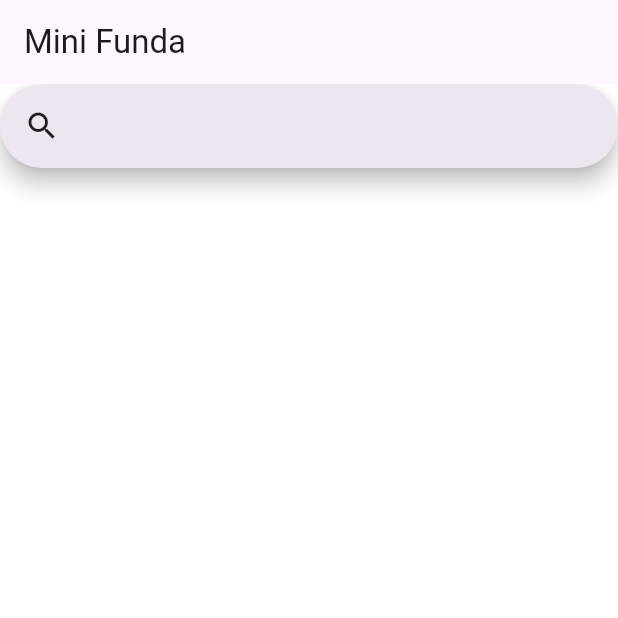
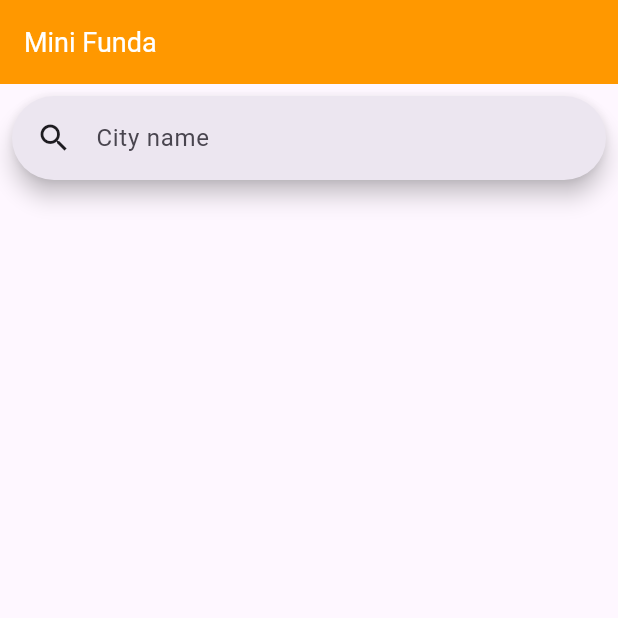
Before and after one commit to AtaMahmoud/mini_funda, a Flutter app: the screen it shows after launch, on a phone screen of 412 x 824 dp, the top half of it. Run offline on Flutter 3.47's test engine with Material 3 defaults, Android fonts, the phone set to English and light mode, and no system bars; our stand-ins replace bloc, equatable, flutter_bloc.

Commit message:
fix app bar styling

```diff
--- a/lib/views/app.dart
+++ b/lib/views/app.dart
@@ -19,8 +19,19 @@ class App extends StatelessWidget {
       child: MaterialApp(
         color: Colors.orange,
         home: const HouseOverview(),
-        theme: ThemeData(
-          primarySwatch: Colors.orange,
+        theme: Theme.of(context).copyWith(
+          primaryColor: Colors.orange,
+          appBarTheme: AppBarTheme.of(context).copyWith(
+            color: Colors.orange,
+            titleTextStyle: AppBarTheme.of(context).titleTextStyle?.copyWith(
+                      color: Colors.white,
+                    ) ??
+                const TextStyle(
+                  fontSize: 18,
+                  color: Colors.white,
+                  overflow: TextOverflow.fade,
+                ),
+          ),
         ),
       ),
     );
--- a/lib/views/house_overview/house_overview.dart
+++ b/lib/views/house_overview/house_overview.dart
@@ -53,7 +53,6 @@ class _HouseOverviewScreenState extends State<HouseOverviewScreen> {
   @override
   Widget build(BuildContext context) {
     return Scaffold(
-      backgroundColor: Colors.white,
       appBar: AppBar(
         title: const Text("Mini Funda"),
       ),
@@ -61,7 +60,10 @@ class _HouseOverviewScreenState extends State<HouseOverviewScreen> {
         builder: (BuildContext context, HouseOverviewState state) {
           return Column(
             children: [
-              SearchAnchor.bar(
+              Padding(
+                padding: const EdgeInsets.all(8.0),
+                child: SearchAnchor.bar(
+                  barHintText: "City name",
                   suggestionsBuilder: (context, controller) {
                     return state.cities
                         .where((city) => city.name
@@ -82,6 +84,7 @@ class _HouseOverviewScreenState extends State<HouseOverviewScreen> {
                         )
                         .toList();
                   },
+                ),
               ),
               HorizontalSpacer.l(),
               switch (state.status) {
--- a/lib/views/house_overview/widget/house_info_entry.dart
+++ b/lib/views/house_overview/widget/house_info_entry.dart
@@ -15,7 +15,10 @@ class HouseInfo extends StatelessWidget {
       padding: const EdgeInsets.all(8.0),
       child: GestureDetector(
         onTap: () => Navigator.of(context).push(
-          HouseDetailsPage.route(id: house.id),
+          HouseDetailsPage.route(
+            id: house.id,
+            address: house.address,
+          ),
         ),
         child: Card(
           clipBehavior: Clip.hardEdge,
```
Also changed, not shown: lib/views/house_details.dart/house_details.dart (+24 -5 lines). Lines whose indentation alone changed are shown as unchanged.
